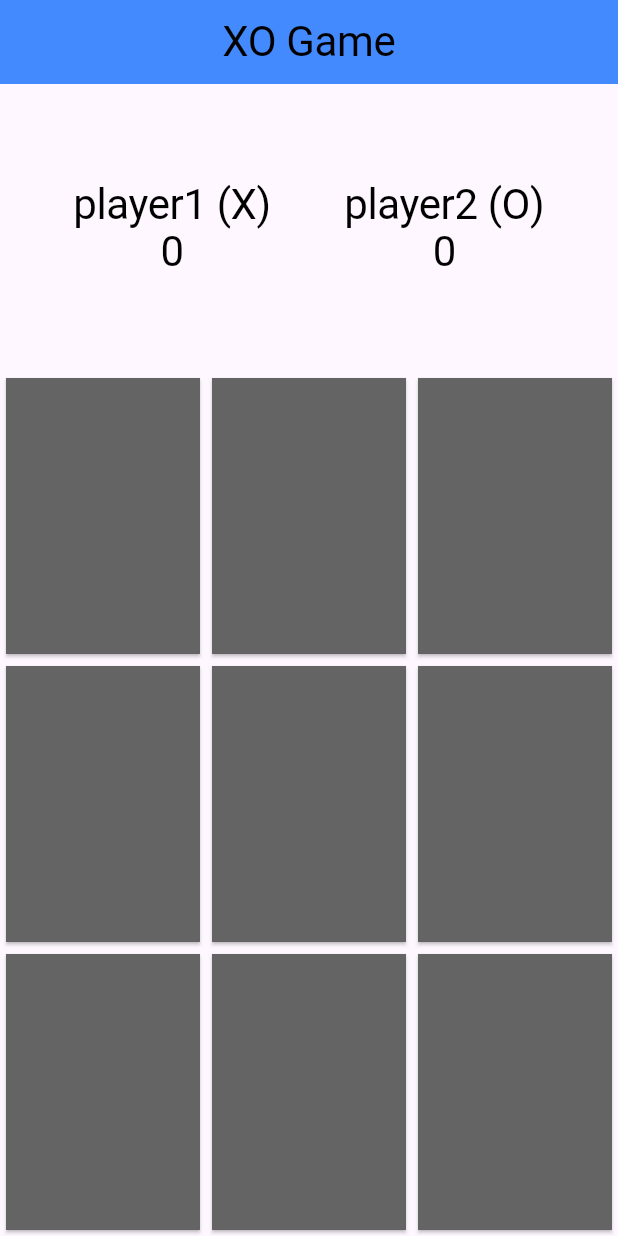
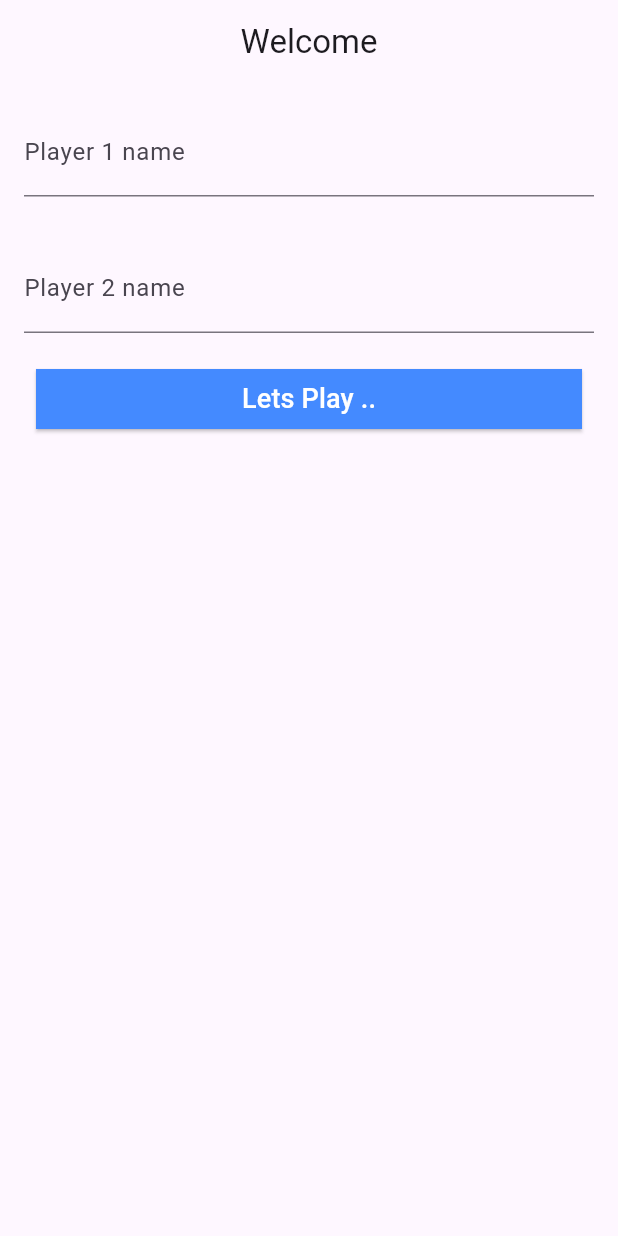
Before and after one commit to YoussefMohamed7557/XO-Game-Flutter, a Flutter app: the screen it shows after launch, on a phone screen of 412 x 824 dp. Run offline on Flutter 3.47's test engine with Material 3 defaults, Android fonts, the phone set to English and light mode, and no system bars.

Commit message:
finish the login screen as design and logic

```diff
--- a/lib/GameBoard.dart
+++ b/lib/GameBoard.dart
@@ -15,8 +15,10 @@ class _GameBoardState extends State<GameBoard> {
   late BuildContext pageContext;
   int player1score = 0;
   int player2score = 0;
+  late GameBoardArgs args;
   @override
   Widget build(BuildContext context) {
+    args = ModalRoute.of(context)?.settings.arguments as GameBoardArgs;
     pageContext = context;
     return Scaffold(
       appBar: AppBar(
@@ -35,7 +37,7 @@ class _GameBoardState extends State<GameBoard> {
               Column(
                 mainAxisAlignment: MainAxisAlignment.center,
                 children: [
-                  Text("player1 (X)",
+                  Text("${args.player1Name} (X)",
                       style: Theme.of(context).textTheme.headline1),
                   Text("${player1score}",
                       style: Theme.of(context).textTheme.headline1),
@@ -44,7 +46,7 @@ class _GameBoardState extends State<GameBoard> {
               Column(
                 mainAxisAlignment: MainAxisAlignment.center,
                 children: [
-                  Text("player2 (O)",
+                  Text("${args.player2Name} (O)",
                       style: Theme.of(context).textTheme.headline1),
                   Text("${player2score}",
                       style: Theme.of(context).textTheme.headline1),
@@ -66,7 +68,9 @@ class _GameBoardState extends State<GameBoard> {
                   buttonColor: PlayLogic.boardStatus[0] == ""
                       ? ColorsAsset.unClickedColor
                       : ColorsAsset.clickedColor,
-                 textColor:PlayLogic.itemsOfWining.contains(0)?ColorsAsset.winnerColor:Colors.white,
+                  textColor: PlayLogic.itemsOfWining.contains(0)
+                      ? ColorsAsset.winnerColor
+                      : Colors.white,
                 ),
                 BoardButton(
                   text: PlayLogic.boardStatus[1],
@@ -78,7 +82,9 @@ class _GameBoardState extends State<GameBoard> {
                   buttonColor: PlayLogic.boardStatus[1] == ""
                       ? ColorsAsset.unClickedColor
                       : ColorsAsset.clickedColor,
-                  textColor:PlayLogic.itemsOfWining.contains(1)?ColorsAsset.winnerColor:Colors.white,
+                  textColor: PlayLogic.itemsOfWining.contains(1)
+                      ? ColorsAsset.winnerColor
+                      : Colors.white,
                 ),
                 BoardButton(
                   text: PlayLogic.boardStatus[2],
@@ -90,7 +96,9 @@ class _GameBoardState extends State<GameBoard> {
                   buttonColor: PlayLogic.boardStatus[2] == ""
                       ? ColorsAsset.unClickedColor
                       : ColorsAsset.clickedColor,
-                  textColor:PlayLogic.itemsOfWining.contains(2)?ColorsAsset.winnerColor:Colors.white,
+                  textColor: PlayLogic.itemsOfWining.contains(2)
+                      ? ColorsAsset.winnerColor
+                      : Colors.white,
                 )
               ],
             ),
@@ -109,7 +117,9 @@ class _GameBoardState extends State<GameBoard> {
                   buttonColor: PlayLogic.boardStatus[3] == ""
                       ? ColorsAsset.unClickedColor
                       : ColorsAsset.clickedColor,
-                  textColor:PlayLogic.itemsOfWining.contains(3)?ColorsAsset.winnerColor:Colors.white,
+                  textColor: PlayLogic.itemsOfWining.contains(3)
+                      ? ColorsAsset.winnerColor
+                      : Colors.white,
                 ),
                 BoardButton(
                   text: PlayLogic.boardStatus[4],
@@ -121,7 +131,9 @@ class _GameBoardState extends State<GameBoard> {
                   buttonColor: PlayLogic.boardStatus[4] == ""
                       ? ColorsAsset.unClickedColor
                       : ColorsAsset.clickedColor,
-                  textColor:PlayLogic.itemsOfWining.contains(4)?ColorsAsset.winnerColor:Colors.white,
+                  textColor: PlayLogic.itemsOfWining.contains(4)
+                      ? ColorsAsset.winnerColor
+                      : Colors.white,
                 ),
                 BoardButton(
                   text: PlayLogic.boardStatus[5],
@@ -133,7 +145,9 @@ class _GameBoardState extends State<GameBoard> {
                   buttonColor: PlayLogic.boardStatus[5] == ""
                       ? ColorsAsset.unClickedColor
                       : ColorsAsset.clickedColor,
-                  textColor:PlayLogic.itemsOfWining.contains(5)?ColorsAsset.winnerColor:Colors.white,
+                  textColor: PlayLogic.itemsOfWining.contains(5)
+                      ? ColorsAsset.winnerColor
+                      : Colors.white,
                 )
               ],
             ),
@@ -152,7 +166,9 @@ class _GameBoardState extends State<GameBoard> {
                   buttonColor: PlayLogic.boardStatus[6] == ""
                       ? ColorsAsset.unClickedColor
                       : ColorsAsset.clickedColor,
-                  textColor:PlayLogic.itemsOfWining.contains(6)?ColorsAsset.winnerColor:Colors.white,
+                  textColor: PlayLogic.itemsOfWining.contains(6)
+                      ? ColorsAsset.winnerColor
+                      : Colors.white,
                 ),
                 BoardButton(
                   text: PlayLogic.boardStatus[7],
@@ -164,7 +180,9 @@ class _GameBoardState extends State<GameBoard> {
                   buttonColor: PlayLogic.boardStatus[7] == ""
                       ? ColorsAsset.unClickedColor
                       : ColorsAsset.clickedColor,
-                  textColor:PlayLogic.itemsOfWining.contains(7)?ColorsAsset.winnerColor:Colors.white,
+                  textColor: PlayLogic.itemsOfWining.contains(7)
+                      ? ColorsAsset.winnerColor
+                      : Colors.white,
                 ),
                 BoardButton(
                   text: PlayLogic.boardStatus[8],
@@ -176,7 +194,9 @@ class _GameBoardState extends State<GameBoard> {
                   buttonColor: PlayLogic.boardStatus[8] == ""
                       ? ColorsAsset.unClickedColor
                       : ColorsAsset.clickedColor,
-                  textColor:PlayLogic.itemsOfWining.contains(8)?ColorsAsset.winnerColor:Colors.white,
+                  textColor: PlayLogic.itemsOfWining.contains(8)
+                      ? ColorsAsset.winnerColor
+                      : Colors.white,
                 )
               ],
             ),
@@ -185,35 +205,53 @@ class _GameBoardState extends State<GameBoard> {
       ),
     );
   }
-  void checkGameState(){
-    switch(PlayLogic.gameState){
-      case "X-win" :
-        notifyWinner(pageContext, "the player1 win this match and get 10 points ", "Player X win ");
-        player1score+=10;
+
+  void checkGameState() {
+    switch (PlayLogic.gameState) {
+      case "X-win":
+        notifyWinner(pageContext,
+            "${args.player1Name} win this match and get 10 points ", "${args.player1Name} win ");
+        player1score += 10;
         break;
-      case "O-win" :
-        notifyWinner(pageContext, "the player2 win this match and get 10 points ", "Player O win ");
-        player2score+=10;
+      case "O-win":
+        notifyWinner(pageContext,
+            "${args.player2Name} win this match and get 10 points ", "${args.player2Name} win ");
+        player2score += 10;
         break;
-      case "DRAW" :
-        notifyWinner(pageContext, "the game finished without winner, so the board will be restarted", "Draw !");
+      case "DRAW":
+        notifyWinner(
+            pageContext,
+            "the game finished without winner, so the board will be restarted",
+            "Draw !");
         break;
     }
   }
-  void notifyWinner(BuildContext context, String contentText, String contentTitle){
+
+  void notifyWinner(
+      BuildContext context, String contentText, String contentTitle) {
     showDialog(
         context: context,
-        builder: (context)=> AlertDialog(
+        builder: (context) => AlertDialog(
               actions: [
-            TextButton(onPressed: (){
+                TextButton(
+                    onPressed: () {
                       PlayLogic.initBoard();
                       setState(() {});
                       Navigator.of(context).pop();
-            }, child: Center(child: Text('ok'),))
+                    },
+                    child: Center(
+                      child: Text('ok'),
+                    ))
               ],
-          title: Text(contentTitle),
+              title: Center(child: Text(contentTitle)),
               contentPadding: EdgeInsets.all(20),
               content: Text(contentText),
             ));
   }
 }
+
+class GameBoardArgs {
+  String player1Name;
+  String player2Name;
+  GameBoardArgs({required this.player1Name,required this.player2Name});
+}
--- /dev/null
+++ b/lib/LoginScreen.dart
@@ -0,0 +1,60 @@
+import 'package:flutter/material.dart';
+import 'package:x_o_game_flutter/ColorsAsset.dart';
+import 'package:x_o_game_flutter/GameBoard.dart';
+
+class LoginScreen extends StatelessWidget {
+  static const String routeName = "LoginScreen";
+  String player1Name = "";
+  String player2Name = "";
+
+  @override
+  Widget build(BuildContext context) {
+    return Scaffold(
+      appBar: AppBar(
+        title: Center(
+          child: Text("Welcome"),
+        ),
+      ),
+      body: Column(
+        crossAxisAlignment: CrossAxisAlignment.stretch,
+        children: [
+          Padding(
+            padding: const EdgeInsets.all(16.0),
+            child: TextField(
+              decoration: InputDecoration(labelText: "Player 1 name"),
+              style: TextStyle(fontSize: 18,color: Colors.black),
+              onChanged: (value) {
+                player1Name = value;
+              },
+            ),
+          ),
+          Padding(
+            padding: const EdgeInsets.all(16.0),
+            child: TextField(
+              decoration: InputDecoration(labelText: "Player 2 name"),
+              style: TextStyle(fontSize: 18,color: Colors.black),
+              onChanged: (value) {
+                player2Name = value;
+              },
+            ),
+          ),
+          Padding(
+            padding: const EdgeInsets.symmetric(horizontal: 24, vertical: 4),
+            child: ElevatedButton(
+              onPressed: () {
+                Navigator.pushNamed(context, GameBoard.routeName,arguments: GameBoardArgs(player1Name: player1Name, player2Name: player2Name));
+              },
+              child: Text(
+                "Lets Play ..",
+                style: TextStyle(color: Colors.white, fontSize: 18),
+              ),
+              style: ElevatedButton.styleFrom(
+                  backgroundColor: Colors.blueAccent,
+                  shape: ContinuousRectangleBorder()),
+            ),
+          )
+        ],
+      ),
+    );
+  }
+}
--- a/lib/main.dart
+++ b/lib/main.dart
@@ -1,5 +1,6 @@
 import 'package:flutter/material.dart';
 import 'package:x_o_game_flutter/GameBoard.dart';
+import 'package:x_o_game_flutter/LoginScreen.dart';
 
 void main(){
   runApp(MyApp());
@@ -21,9 +22,10 @@ class MyApp  extends StatelessWidget {
           colorScheme: ColorScheme.fromSeed(seedColor: Colors.blueAccent)
         )
       ),
-      initialRoute:  GameBoard.routeName,
+      initialRoute:  LoginScreen.routeName,
       routes: {
-        GameBoard.routeName : (context)=> GameBoard()
+        GameBoard.routeName : (context)=> GameBoard(),
+        LoginScreen.routeName : (context) => LoginScreen(),
       },
     );
   }
```
Lines whose indentation alone changed are shown as unchanged.
